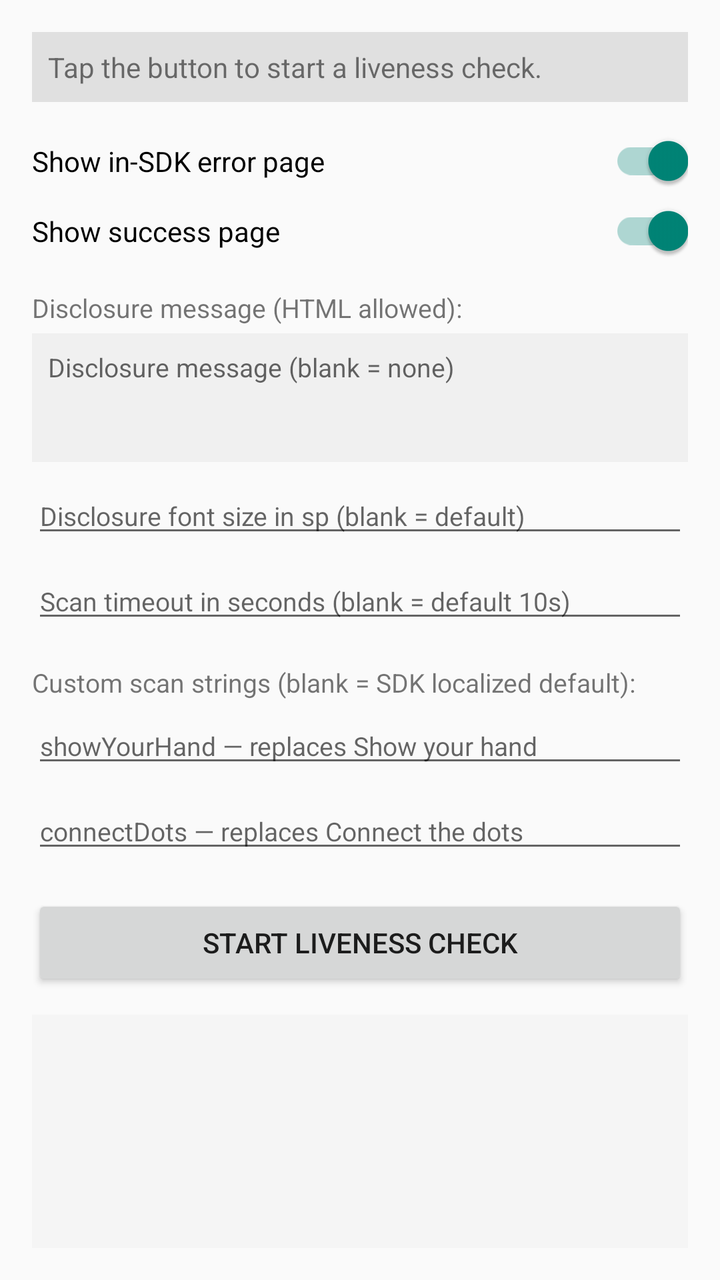
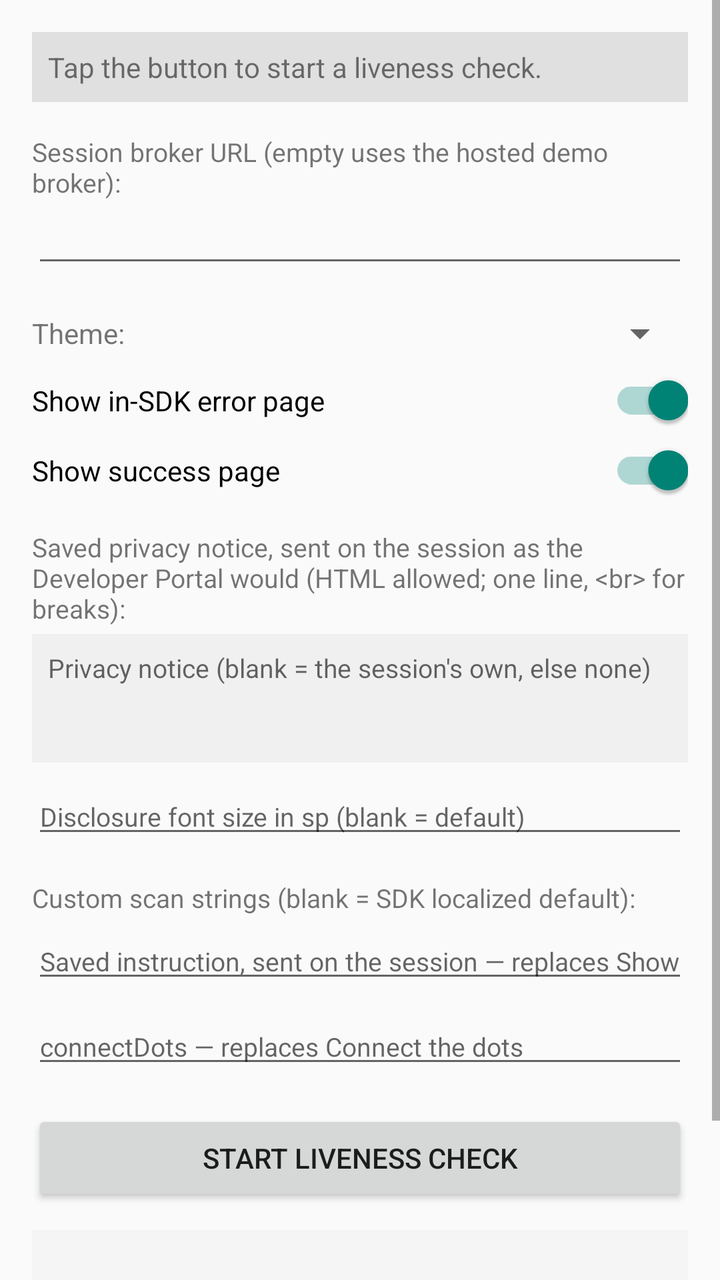

Compare the two renders of this Android layout. The source of the first and the diff that turns it into the second are given below.
<!-- AndroidManifest.xml: application theme Theme.AppCompat.Light.DarkActionBar -->
<!-- res/layout/activity_main.xml -->
<?xml version="1.0" encoding="utf-8"?>
<LinearLayout xmlns:android="http://schemas.android.com/apk/res/android"
    android:layout_width="match_parent"
    android:layout_height="match_parent"
    android:orientation="vertical"
    android:padding="16dp">

    <TextView
        android:id="@+id/statusText"
        android:layout_width="match_parent"
        android:layout_height="wrap_content"
        android:text="Tap the button to start a liveness check."
        android:textSize="14sp"
        android:padding="8dp"
        android:background="#E0E0E0"
        android:layout_marginBottom="16dp" />

    <androidx.appcompat.widget.SwitchCompat
        android:id="@+id/showErrorSwitch"
        android:layout_width="match_parent"
        android:layout_height="wrap_content"
        android:text="Show in-SDK error page"
        android:checked="true"
        android:layout_marginBottom="8dp" />

    <androidx.appcompat.widget.SwitchCompat
        android:id="@+id/showSuccessSwitch"
        android:layout_width="match_parent"
        android:layout_height="wrap_content"
        android:text="Show success page"
        android:checked="true"
        android:layout_marginBottom="16dp" />

    <TextView
        android:layout_width="match_parent"
        android:layout_height="wrap_content"
        android:text="Disclosure message (HTML allowed):"
        android:textSize="13sp"
        android:layout_marginBottom="4dp" />

    <EditText
        android:id="@+id/privacyMessageInput"
        android:layout_width="match_parent"
        android:layout_height="wrap_content"
        android:minLines="3"
        android:maxLines="6"
        android:gravity="top|start"
        android:inputType="textMultiLine|textNoSuggestions"
        android:hint="Disclosure message (blank = none)"
        android:textSize="13sp"
        android:background="#F0F0F0"
        android:padding="8dp"
        android:layout_marginBottom="8dp" />

    <EditText
        android:id="@+id/fontSizeInput"
        android:layout_width="match_parent"
        android:layout_height="wrap_content"
        android:inputType="numberDecimal"
        android:hint="Disclosure font size in sp (blank = default)"
        android:textSize="13sp"
        android:layout_marginBottom="8dp" />

    <EditText
        android:id="@+id/scanTimeoutInput"
        android:layout_width="match_parent"
        android:layout_height="wrap_content"
        android:inputType="number"
        android:hint="Scan timeout in seconds (blank = default 10s)"
        android:textSize="13sp"
        android:layout_marginBottom="16dp" />

    <TextView
        android:layout_width="match_parent"
        android:layout_height="wrap_content"
        android:text="Custom scan strings (blank = SDK localized default):"
        android:textSize="13sp"
        android:layout_marginBottom="4dp" />

    <EditText
        android:id="@+id/showYourHandInput"
        android:layout_width="match_parent"
        android:layout_height="wrap_content"
        android:inputType="text|textNoSuggestions"
        android:hint="showYourHand — replaces Show your hand"
        android:textSize="13sp"
        android:layout_marginBottom="8dp" />

    <EditText
        android:id="@+id/connectDotsInput"
        android:layout_width="match_parent"
        android:layout_height="wrap_content"
        android:inputType="text|textNoSuggestions"
        android:hint="connectDots — replaces Connect the dots"
        android:textSize="13sp"
        android:layout_marginBottom="16dp" />

    <Button
        android:id="@+id/startLivenessButton"
        android:layout_width="match_parent"
        android:layout_height="wrap_content"
        android:text="Start Liveness Check"
        android:layout_marginBottom="12dp" />

    <TextView
        android:id="@+id/resultLabel"
        android:layout_width="match_parent"
        android:layout_height="0dp"
        android:layout_weight="1"
        android:minHeight="100dp"
        android:padding="12dp"
        android:background="#F5F5F5"
        android:textSize="13sp"
        android:fontFamily="monospace"
        android:gravity="top" />

</LinearLayout>
<!-- resources referenced by this layout -->
<resources>

</resources>

<!-- the commit's change to res/layout/activity_main.xml (unified diff, before → after) -->
@@ -1,7 +1,12 @@
 <?xml version="1.0" encoding="utf-8"?>
-<LinearLayout xmlns:android="http://schemas.android.com/apk/res/android"
+<ScrollView xmlns:android="http://schemas.android.com/apk/res/android"
     android:layout_width="match_parent"
     android:layout_height="match_parent"
+    android:fillViewport="true">
+
+<LinearLayout
+    android:layout_width="match_parent"
+    android:layout_height="wrap_content"
     android:orientation="vertical"
     android:padding="16dp">
 
@@ -14,6 +19,44 @@
         android:padding="8dp"
         android:background="#E0E0E0"
         android:layout_marginBottom="16dp" />
+
+    
+    <TextView
+        android:layout_width="match_parent"
+        android:layout_height="wrap_content"
+        android:text="Session broker URL (empty uses the hosted demo broker):"
+        android:textSize="13sp"
+        android:layout_marginBottom="4dp" />
+
+    <EditText
+        android:id="@+id/brokerUrlInput"
+        android:layout_width="match_parent"
+        android:layout_height="wrap_content"
+        android:inputType="textUri|textNoSuggestions"
+        android:textSize="13sp"
+        android:layout_marginBottom="16dp" />
+
+    
+    <LinearLayout
+        android:layout_width="match_parent"
+        android:layout_height="wrap_content"
+        android:orientation="horizontal"
+        android:gravity="center_vertical"
+        android:layout_marginBottom="8dp">
+
+        <TextView
+            android:layout_width="wrap_content"
+            android:layout_height="wrap_content"
+            android:text="Theme:"
+            android:textSize="14sp"
+            android:layout_marginEnd="8dp" />
+
+        <Spinner
+            android:id="@+id/themeSpinner"
+            android:layout_width="0dp"
+            android:layout_height="wrap_content"
+            android:layout_weight="1" />
+    </LinearLayout>
 
     <androidx.appcompat.widget.SwitchCompat
         android:id="@+id/showErrorSwitch"
@@ -34,7 +77,7 @@
     <TextView
         android:layout_width="match_parent"
         android:layout_height="wrap_content"
-        android:text="Disclosure message (HTML allowed):"
+        android:text="Saved privacy notice, sent on the session as the Developer Portal would (HTML allowed; one line, &lt;br&gt; for breaks):"
         android:textSize="13sp"
         android:layout_marginBottom="4dp" />
 
@@ -46,7 +89,7 @@
         android:maxLines="6"
         android:gravity="top|start"
         android:inputType="textMultiLine|textNoSuggestions"
-        android:hint="Disclosure message (blank = none)"
+        android:hint="Privacy notice (blank = the session's own, else none)"
         android:textSize="13sp"
         android:background="#F0F0F0"
         android:padding="8dp"
@@ -58,15 +101,6 @@
         android:layout_height="wrap_content"
         android:inputType="numberDecimal"
         android:hint="Disclosure font size in sp (blank = default)"
-        android:textSize="13sp"
-        android:layout_marginBottom="8dp" />
-
-    <EditText
-        android:id="@+id/scanTimeoutInput"
-        android:layout_width="match_parent"
-        android:layout_height="wrap_content"
-        android:inputType="number"
-        android:hint="Scan timeout in seconds (blank = default 10s)"
         android:textSize="13sp"
         android:layout_marginBottom="16dp" />
 
@@ -82,7 +116,7 @@
         android:layout_width="match_parent"
         android:layout_height="wrap_content"
         android:inputType="text|textNoSuggestions"
-        android:hint="showYourHand — replaces Show your hand"
+        android:hint="Saved instruction, sent on the session — replaces Show your palm"
         android:textSize="13sp"
         android:layout_marginBottom="8dp" />
 
@@ -105,8 +139,7 @@
     <TextView
         android:id="@+id/resultLabel"
         android:layout_width="match_parent"
-        android:layout_height="0dp"
-        android:layout_weight="1"
+        android:layout_height="wrap_content"
         android:minHeight="100dp"
         android:padding="12dp"
         android:background="#F5F5F5"
@@ -115,3 +148,5 @@
         android:gravity="top" />
 
 </LinearLayout>
+
+</ScrollView>
